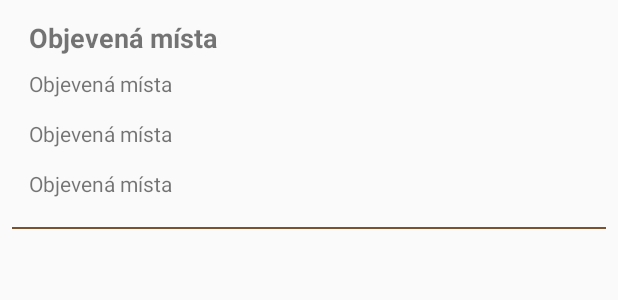
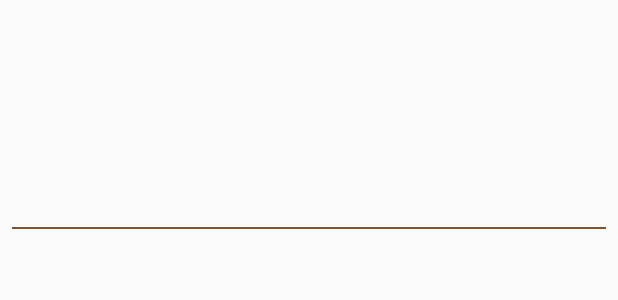
Before and after one commit to khanusova90/Fingerprint-game-android, an Android app: the layout item_activity.xml on its own in the app's theme, with its tools: preview values and no code run, on a phone screen of 412 x 824 dp. Shown: the top 300 px of the screen. Run offline under Robolectric (Android 15) with nearby library versions, the phone set to English and light mode, and no system bars.

Commit message:
#672805: fix activity list

```diff
--- a/app/src/main/res/layout/content_user_detail.xml
+++ b/app/src/main/res/layout/content_user_detail.xml
@@ -107,10 +107,12 @@
             android:text="@string/activities"
             android:textStyle="normal|bold" />
 
-        <ListView
+        <LinearLayout
             android:id="@+id/list_of_activities"
             android:layout_width="match_parent"
-            android:layout_height="wrap_content"/>
+            android:layout_height="wrap_content"
+            android:orientation="vertical"
+            />
 
     </LinearLayout>
 
--- a/app/src/main/res/layout/item_activity.xml
+++ b/app/src/main/res/layout/item_activity.xml
@@ -16,7 +16,6 @@
         android:layout_height="20pt"
         android:paddingLeft="5pt"
         android:paddingTop="5pt"
-        android:text="@string/places"
 
         android:textSize="18sp"
         android:textStyle="normal|bold" />
@@ -25,22 +24,19 @@
         android:id="@+id/activity_place"
         android:layout_width="match_parent"
         android:layout_height="15pt"
-        android:paddingLeft="5pt"
-        android:text="@string/places" />
+        android:paddingLeft="5pt"/>
 
     <TextView
         android:id="@+id/activity_material"
         android:layout_width="match_parent"
         android:layout_height="15pt"
-        android:paddingLeft="5pt"
-        android:text="@string/places" />
+        android:paddingLeft="5pt"/>
 
     <TextView
         android:id="@+id/activity_since"
         android:layout_width="match_parent"
         android:layout_height="15pt"
-        android:paddingLeft="5pt"
-        android:text="@string/places" />
+        android:paddingLeft="5pt"/>
 
     <View
         android:layout_width="match_parent"
```
Also changed, not shown: app/src/main/java/cz/hanusova/fingerprint_game/adapter/ActivityAdapter.java (deleted, +0 -71 lines), app/src/main/java/cz/hanusova/fingerprint_game/scene/user/UserDetailActivity.java (+18 -22 lines).
